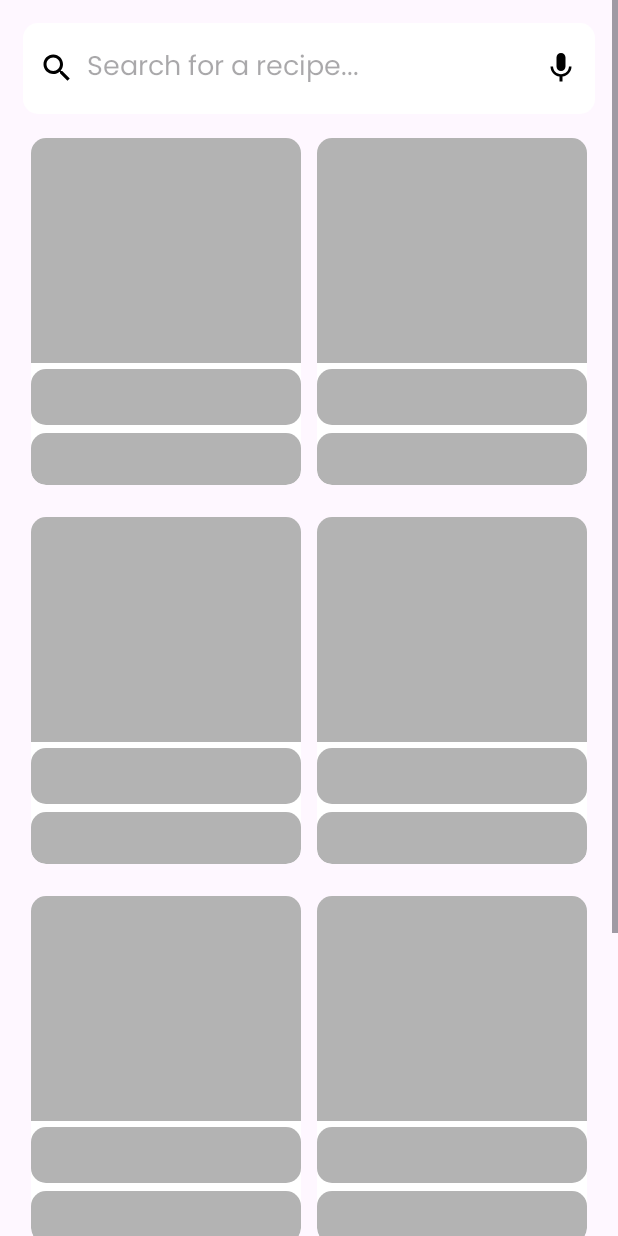
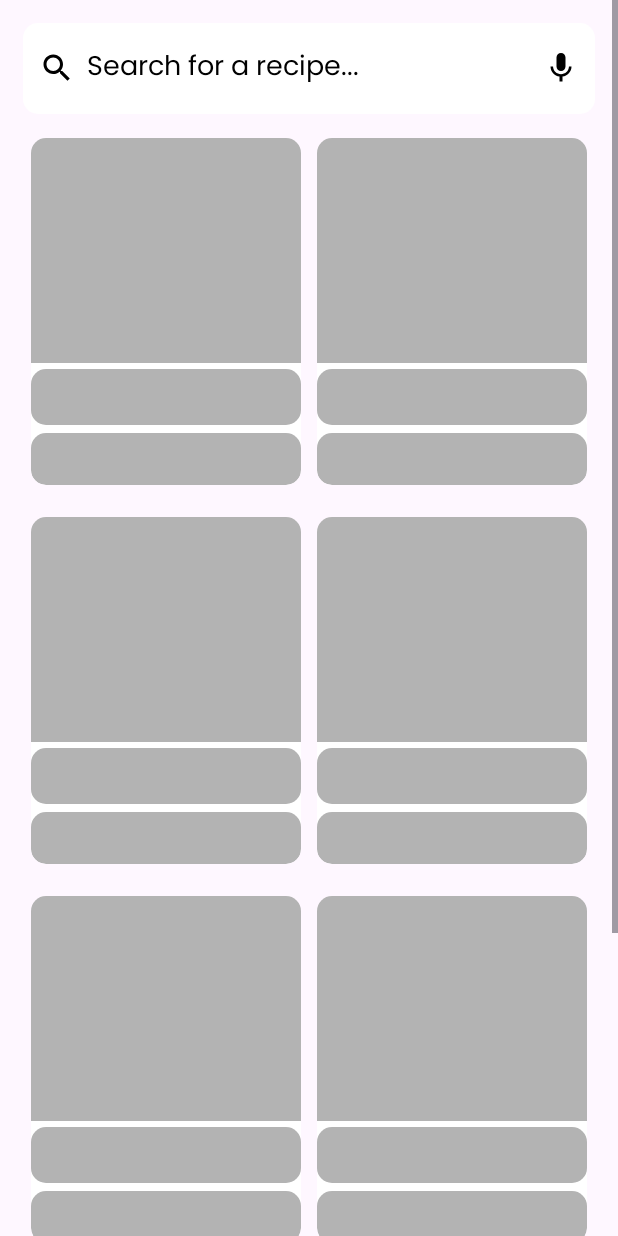
Before and after one commit to mrprince123/CookBookAndroid, an Android app: the RecipeActivity screen opened directly, with no data from a screen before it, on a phone screen of 412 x 824 dp. Run offline under Robolectric (Android 15) with nearby library versions, the phone set to English and light mode, and no system bars; our stand-ins replace Shimmer, Volley; network calls fail; pictures from the network do not load.

Commit message:
Fixed the UI Bugs

```diff
--- a/app/src/main/res/layout/activity_recipe.xml
+++ b/app/src/main/res/layout/activity_recipe.xml
@@ -28,13 +28,14 @@
                 android:layout_weight="1"
                 android:layout_height="wrap_content"
                 android:hint="Search for a recipe..."
-                android:textColor="@color/black"
+                android:textColor="@color/textColor"
                 android:backgroundTint="@color/foregroundColor"
                 android:background="@drawable/rounded_edittext"
                 android:inputType="text"
                 android:drawableStart="@drawable/search_24"
                 android:layout_marginTop="10dp"
                 android:layout_marginBottom="10dp"
+                android:textColorHint="@color/textColor"
                 android:layout_marginLeft="5dp"
                 android:drawablePadding="8dp"/>
 
```
Also changed, not shown: app/src/main/res/layout/fragment_recipe.xml (+2 -36 lines).
